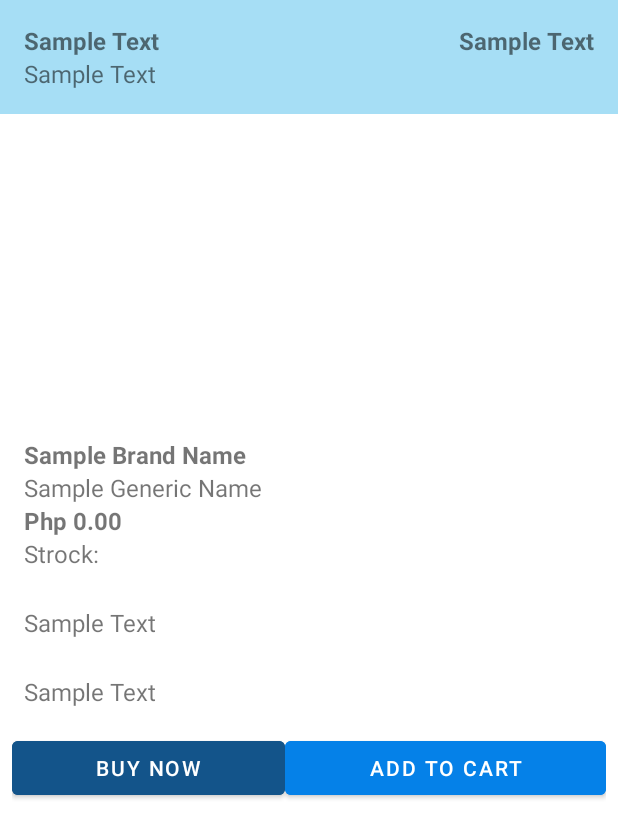
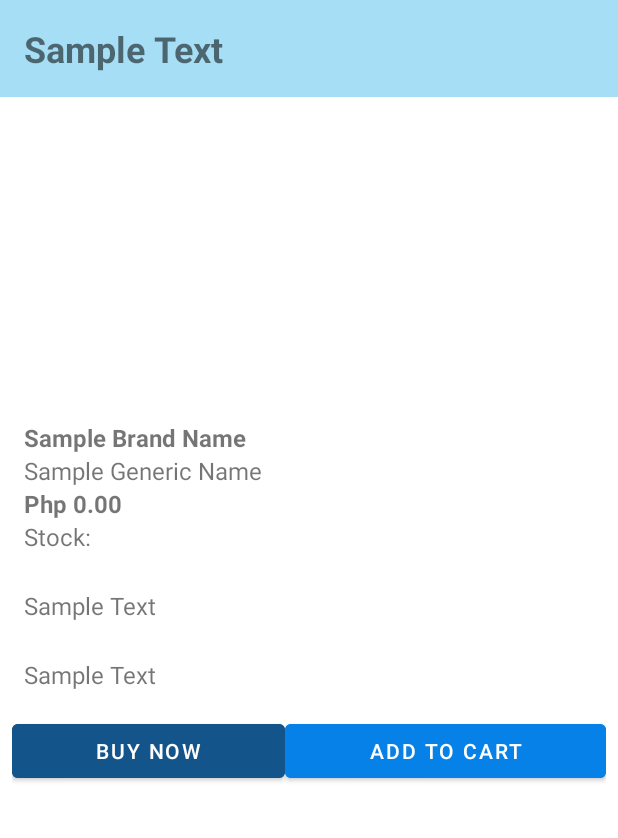
Before and after one commit to TejiApple/Pharmacy3JMobileApp, an Android app: the layout activity_product_details.xml on its own in the app's theme, with its tools: preview values and no code run, on a phone screen of 412 x 824 dp. Shown: the top 838 px of the screen. Run offline under Robolectric (Android 15) with nearby library versions, the phone set to English and light mode, and no system bars.

Commit message:
remove description & price on the top of screen in Product Details

```diff
--- a/app/src/main/java/com/project/pharmacy3jmobileapp/ui/ProductDetailsActivity.java
+++ b/app/src/main/java/com/project/pharmacy3jmobileapp/ui/ProductDetailsActivity.java
@@ -74,8 +74,6 @@ public class ProductDetailsActivity extends AppCompatActivity {
     @SuppressLint("SetTextI18n")
     private void showProductDetails(){
         tvProductName = findViewById(R.id.tvProductName);
-        tvDescription = findViewById(R.id.tvProductDescription);
-        tvPrice = findViewById(R.id.tvProductPrice);
 
         tvItemBrandName = findViewById(R.id.tvItemBrandName);
         tvItemPrice = findViewById(R.id.tvItemPrice);
@@ -88,10 +86,8 @@ public class ProductDetailsActivity extends AppCompatActivity {
         Picasso.get().load(imageUrl).into(ivProduct);
 
         tvProductName.setText(brandName);
-        tvDescription.setText(description);
         DecimalFormat df = new DecimalFormat("#,###.00");
         String formattedPrice = "Php " + df.format(Integer.parseInt(price));
-        tvPrice.setText(formattedPrice);
 //        tvItemQuantity.setText("Stock: " + quantity);
 
         tvItemBrandName.setText(brandName);
--- a/app/src/main/res/layout/activity_product_details.xml
+++ b/app/src/main/res/layout/activity_product_details.xml
@@ -24,27 +24,8 @@
                 app:layout_constraintStart_toStartOf="parent"
                 app:layout_constraintTop_toTopOf="parent"
                 android:text="Sample Text"
-                android:textSize="16sp"
+                android:textSize="24sp"
                 android:textStyle="bold"/>
-
-            <TextView
-                android:id="@+id/tvProductDescription"
-                android:layout_width="wrap_content"
-                android:layout_height="wrap_content"
-                app:layout_constraintStart_toStartOf="parent"
-                app:layout_constraintTop_toBottomOf="@id/tvProductName"
-                android:text="Sample Text"
-                android:textSize="16sp" />
-
-            <TextView
-                android:id="@+id/tvProductPrice"
-                android:layout_width="wrap_content"
-                android:layout_height="wrap_content"
-                app:layout_constraintEnd_toEndOf="parent"
-                app:layout_constraintTop_toTopOf="parent"
-                android:text="Sample Text"
-                android:textSize="16sp"
-                android:textStyle="bold" />
 
         </androidx.constraintlayout.widget.ConstraintLayout>
 
@@ -88,7 +69,7 @@
                 android:id="@+id/tvItemQuantity"
                 android:layout_width="wrap_content"
                 android:layout_height="wrap_content"
-                android:text="Strock: "
+                android:text="Stock: "
                 android:textSize="16sp" />
 
             <TextView
--- a/app/src/main/res/layout/grid_products.xml
+++ b/app/src/main/res/layout/grid_products.xml
@@ -17,7 +17,11 @@
         android:layout_width="wrap_content"
         android:layout_height="wrap_content"
         android:layout_gravity="center"
-        android:textSize="16sp"/>
+        android:layout_marginStart="4dp"
+        android:layout_marginEnd="4dp"
+        android:text="Sample Brand name"
+        android:textSize="16sp"
+        android:textStyle="bold"/>
 
     <TextView
         android:id="@+id/tvPrice"
```
